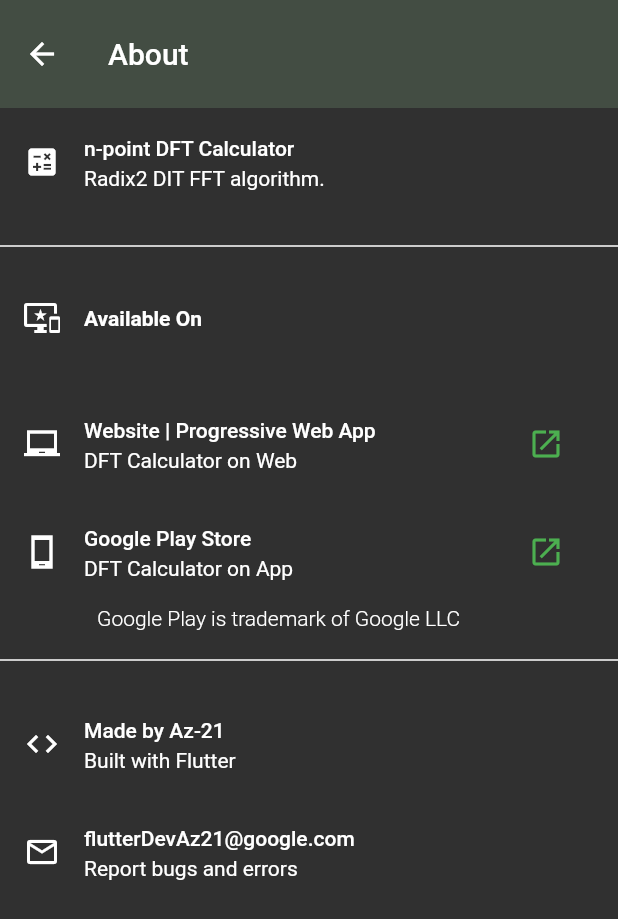
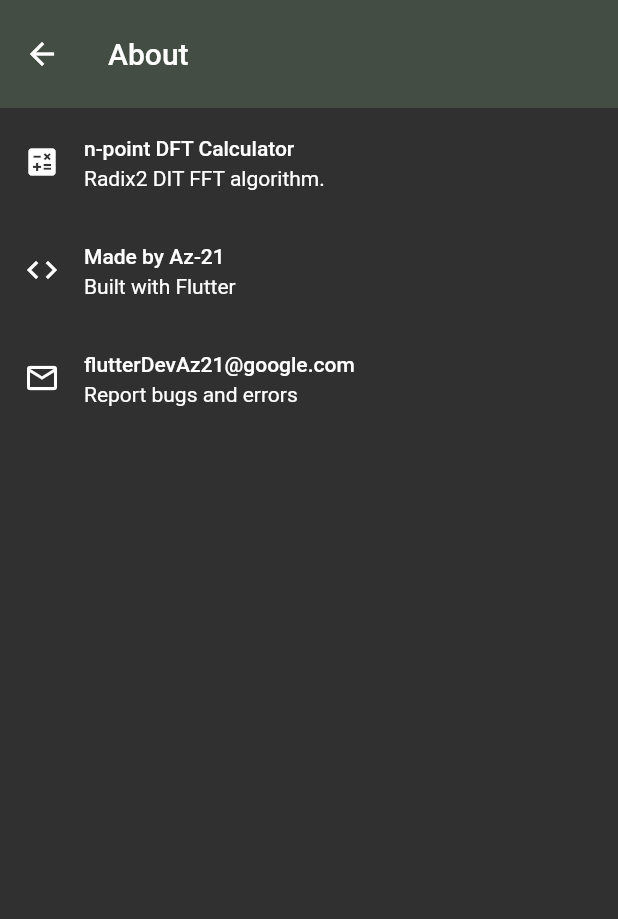
Before and after one commit to Az-21/dft, a Flutter app: the AboutPage screen opened directly, on a phone screen of 412 x 824 dp. Shown: the top 919 px of the screen. Run offline on Flutter 3.47's test engine with Material 2 defaults, Android fonts, the phone set to English and light mode, and no system bars; our stand-ins replace get, get_storage, syncfusion_flutter_charts; missing offline and left inert: complex; accounts and stored records are empty.

Commit message:
Remove web-version launcher
Not maintaining web version anymore, so no need to include Play Store listing as well.

```diff
--- a/lib/src/about.dart
+++ b/lib/src/about.dart
@@ -1,19 +1,7 @@
 import 'package:flutter/material.dart';
-import 'package:url_launcher/url_launcher.dart';
 
 class AboutPage extends StatelessWidget {
-  const AboutPage({Key? key}) : super(key: key);
-
-  static const _androidURL = 'https://play.google.com/store/apps/details?id=com.flutterDevAz21.dft';
-  static const _websiteURL = 'https://dft-calculator-az-21.vercel.app/';
-
-// Launch Play Store Listing
-  void _launchAndroid() async =>
-      await canLaunch(_androidURL) ? await launch(_androidURL) : throw 'Could not launch $_androidURL';
-
-// Launch WebApp
-  void _launchWeb() async =>
-      await canLaunch(_websiteURL) ? await launch(_websiteURL) : throw 'Could not launch $_websiteURL';
+  const AboutPage({super.key});
 
   @override
   Widget build(BuildContext context) {
@@ -24,56 +12,18 @@ class AboutPage extends StatelessWidget {
         title: const Text('About'),
       ),
       body: ListView(
-        children: <Widget>[
-          const ListTile(
+        children: const <Widget>[
+          ListTile(
             leading: Icon(Icons.calculate),
             title: Text('n-point DFT Calculator'),
             subtitle: Text('Radix2 DIT FFT algorithm.'),
           ),
-          const Divider(height: 40),
-          const ListTile(
-            leading: Icon(Icons.important_devices),
-            title: Text(
-              'Available On',
-              style: TextStyle(fontWeight: FontWeight.bold),
-            ),
-          ),
-          const SizedBox(height: 20),
           ListTile(
-            leading: const Icon(Icons.laptop_chromebook),
-            title: const Text('Website | Progressive Web App'),
-            subtitle: const Text('DFT Calculator on Web'),
-            trailing: IconButton(
-              icon: const Icon(
-                Icons.launch,
-                color: Colors.green,
-              ),
-              onPressed: _launchWeb,
-            ),
-          ),
-          ListTile(
-            leading: const Icon(Icons.phone_android_sharp),
-            title: const Text('Google Play Store'),
-            subtitle: const Text('DFT Calculator on App'),
-            trailing: IconButton(
-              icon: const Icon(
-                Icons.launch,
-                color: Colors.green,
-              ),
-              onPressed: _launchAndroid,
-            ),
-          ),
-          const Text(
-            '                   Google Play is trademark of Google LLC',
-            style: TextStyle(fontWeight: FontWeight.w300),
-          ),
-          const Divider(height: 40),
-          const ListTile(
             leading: Icon(Icons.code),
             title: Text('Made by Az-21'),
             subtitle: Text('Built with Flutter'),
           ),
-          const ListTile(
+          ListTile(
             leading: Icon(Icons.email_outlined),
             title: Text('flutterDevAz21@google.com'),
             subtitle: Text('Report bugs and errors'),
```
